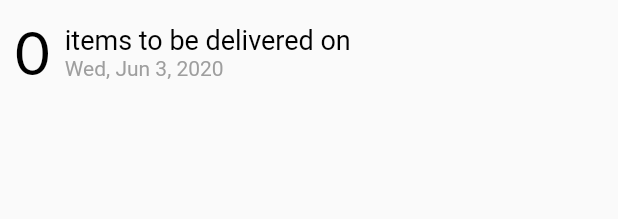
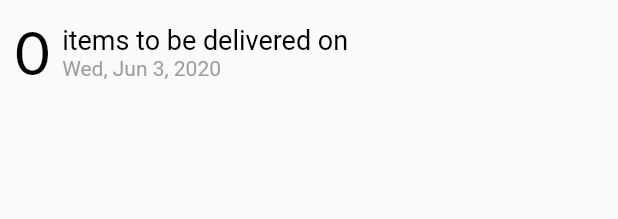
Before and after one commit to skullcandy69/FarmTaste, a Flutter app: the DeliveryStatus widget shown alone on an empty page, opened directly with empty values, on a phone screen of 412 x 824 dp. Shown: the top 219 px of the screen. Run offline on Flutter 3.47's test engine with Material 2 defaults, Android fonts, the phone set to English and light mode, and no system bars; our stand-ins replace auto_size_text, carousel_slider, date_picker_timeline, equatable, google_fonts, pinput and 4 more; missing offline and left inert: easy_dialog, flutter_share, onesignal_flutter, razorpay_flutter, slide_popup_dialog; accounts and stored records are empty; network calls fail.

Commit message:
Bugs Fixed

```diff
--- a/lib/screens/ViewBill.dart
+++ b/lib/screens/ViewBill.dart
@@ -18,7 +18,7 @@ Future<List<HistoryData>> getTransaction() async {
   var response = await http.get(HISTORY, headers: {"Authorization": token});
   print(response.body);
   History trans = History.fromJson(json.decode(response.body));
-  return trans.data;
+  return trans.data.reversed.toList();
 }
 
 Future<List<HistoryData>> getOrders() async {
@@ -28,7 +28,7 @@ Future<List<HistoryData>> getOrders() async {
   print(response.body);
   History trans = History.fromJson(json.decode(response.body));
   print(trans.data[0].deliveryAddress);
-  return trans.data;
+  return trans.data.reversed.toList();
 }
 
 class _ViewBillState extends State<ViewBill> {
--- a/lib/screens/shoppingCart.dart
+++ b/lib/screens/shoppingCart.dart
@@ -374,7 +374,7 @@ class _BuildCartState extends State<BuildCart> {
                               widget.order.baseQuantity.toString(),
                               overflow: TextOverflow.ellipsis,
                             ),
-                            Text(widget.order.rate[0].baseAmount.toString())
+                            Text("₹" + getGstPrice(widget.order))
                           ],
                         ),
                       ),
--- a/lib/screens/showOrders.dart
+++ b/lib/screens/showOrders.dart
@@ -325,7 +325,7 @@ class _ShowOrdersState extends State<ShowOrders> {
           //     style: TextStyle(color: red),
           //   ),
           // ),
-          RoundedLoadingButton(
+      widget.order.orderStatus=='pending'?    RoundedLoadingButton(
             width: 150,
             height: 40,
             controller: _btnController,
@@ -337,7 +337,7 @@ class _ShowOrdersState extends State<ShowOrders> {
              message,
               style: TextStyle(color: white, fontWeight: FontWeight.bold),
             ),
-          )
+          ):Container()
         ])));
   }
 }
--- a/lib/screens/subscriptionScreen.dart
+++ b/lib/screens/subscriptionScreen.dart
@@ -224,7 +224,9 @@ class _OrderShowState extends State<OrderShow> {
                           height: 30,
                           width: 60,
                           controller: _btnController,
-                          onPressed: () => updateOrder(widget.data.id),
+                          onPressed: (){ updateOrder(widget.data.id);
+
+                          },
                           child: AutoSizeText(
                             " " + message + " ",
                             style: TextStyle(color: white),
--- a/lib/widgets/delivery_status.dart
+++ b/lib/widgets/delivery_status.dart
@@ -1,32 +1,88 @@
+import 'package:auto_size_text/auto_size_text.dart';
 import 'package:flutter/material.dart';
 import 'package:grocery/helpers/commons.dart';
+import 'package:grocery/models/recentitems.dart';
 import 'package:intl/intl.dart';
 
-class DeliveryStatus extends StatelessWidget {
+class DeliveryStatus extends StatefulWidget {
   final int count;
   final DateTime date;
+  final List<Codes> codes;
+  const DeliveryStatus({Key key, this.count, this.date, this.codes});
 
-  const DeliveryStatus({Key key, this.count, this.date}) ;
+  @override
+  _DeliveryStatusState createState() => _DeliveryStatusState();
+}
+
+class _DeliveryStatusState extends State<DeliveryStatus> {
+  Codes selectedValue;
   @override
   Widget build(BuildContext context) {
-    return Container(
+    return SingleChildScrollView(
+      child: Container(
         height: 70,
+        width: MediaQuery.of(context).size.width,
         child: Padding(
           padding: const EdgeInsets.all(10.0),
           child: Row(
+            // mainAxisAlignment: MainAxisAlignment.spaceBetween,
+            children: [
+              Row(
                 children: <Widget>[
-            Text(count.toString(),style: new TextStyle(fontWeight: FontWeight.w400, color: black,fontSize: 40)),
-            SizedBox(width: 10,),
+                  Text(widget.count.toString(),
+                      style: new TextStyle(
+                          fontWeight: FontWeight.w400,
+                          color: black,
+                          fontSize: 40)),
+                  SizedBox(width: MediaQuery.of(context).size.width * .02),
                   RichText(
+                      overflow: TextOverflow.ellipsis,
                       text: TextSpan(children: <TextSpan>[
                         TextSpan(
                             text: 'items to be delivered on \n',
-                  style: new TextStyle(fontWeight: FontWeight.w400, color: black,fontSize: 18)),
+                            style: new TextStyle(
+                                fontWeight: FontWeight.w400,
+                                color: black,
+                                fontSize: 18)),
                         TextSpan(
-                  text: DateFormat.yMMMEd().format(date).toString(),
-                  style: new TextStyle( color: grey))
+                            text: DateFormat.yMMMEd()
+                                .format(widget.date)
+                                .toString(),
+                            style: new TextStyle(color: grey))
                       ])),
                 ],
+              ),
+              // Text(codes.length==0?'':codes[0].code.toUpperCase())
+              // Container(
+              //   width: 100,
+              //   child: DropdownButtonFormField(
+              //     // autovalidate: true,
+              //     items: widget.codes.map((Codes code) {
+              //       return DropdownMenuItem<Codes>(
+              //           value: code,
+              //           child: AutoSizeText(
+              //               code.orderId.toString().toUpperCase(),maxLines: 1,
+              //               style: TextStyle(fontSize: 15)));
+              //     }).toList(),
+              //     value: selectedValue,
+              //     onChanged: (value) {
+              //       setState(() {
+              //         selectedValue = value;
+              //         print('changed' + selectedValue.orderId.toString());
+              //         // areaid = selectedValue.id.toString();
+              //       });
+              //     },
+              //     validator: (value) {
+              //       if (value == null) {
+              //         return 'please select a location';
+              //       }
+              //       return null;
+              //     },
+              //     isExpanded: true,
+              //   ),
+              // ),
+            ],
+          ),
         ),
       ),
     );
```
Also changed, not shown: lib/models/recentitems.dart (added, +47 -0 lines), lib/payments/paymentScreen.dart (+16 -7 lines), lib/provider/addcart.dart (+26 -0 lines), lib/screens/ProductDetails.dart (+17 -17 lines), lib/screens/Refer.dart (+14 -7 lines), lib/screens/home.dart (+11 -4 lines), lib/screens/wallet.dart (+16 -8 lines), lib/widgets/RecurringOrder.dart (+66 -34 lines), lib/widgets/SearchProducts.dart (+6 -5 lines), lib/widgets/checkout.dart (+0 -8 lines). Lines whose indentation alone changed are shown as unchanged.
